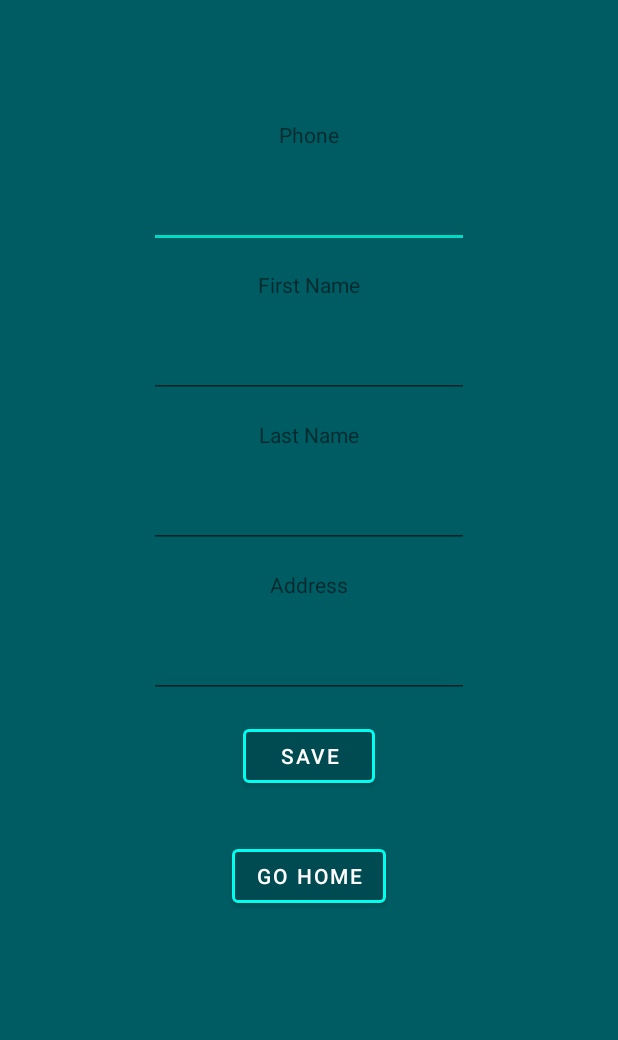
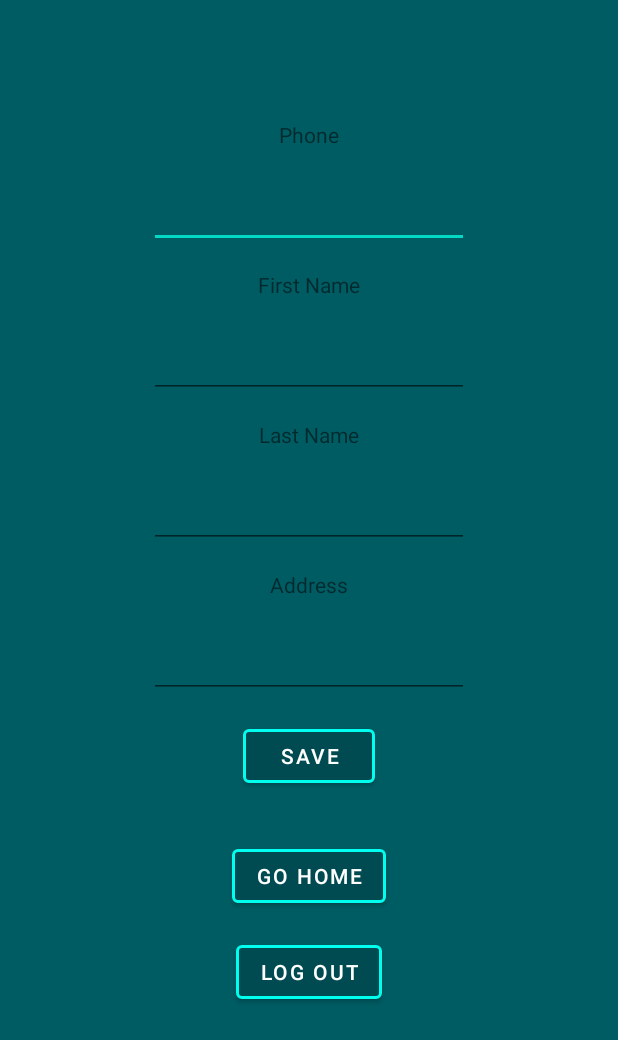
Before and after one commit to diegoluci/SeniorDesign, an Android app: the Settings screen opened directly, with no data from a screen before it, on a phone screen of 412 x 824 dp. Shown: the top 1040 px of the screen. Run offline under Robolectric (Android 15) with nearby library versions, the phone set to English and light mode, and no system bars; our stand-ins replace Firebase (no records; nobody signed in at launch, a user with empty details on screens opened directly).

Commit message:
Add files via upload

```diff
--- a/app/src/main/res/layout/activity_settings.xml
+++ b/app/src/main/res/layout/activity_settings.xml
@@ -124,4 +124,18 @@
         app:strokeWidth="2dp"
         tools:layout_editor_absoluteY="493dp" />
 
+    <Button
+        android:id="@+id/btnLogout"
+        android:layout_width="wrap_content"
+        android:layout_height="wrap_content"
+        android:layout_below="@+id/Home"
+        android:layout_centerHorizontal="true"
+        android:layout_marginTop="16dp"
+        android:text="Log Out"
+        app:backgroundTint="#004B51"
+        app:iconPadding="8dp"
+        app:strokeColor="#00FFEE"
+        app:strokeWidth="2dp"
+        android:layout_marginBottom="16dp" />
+
 </RelativeLayout>
```
